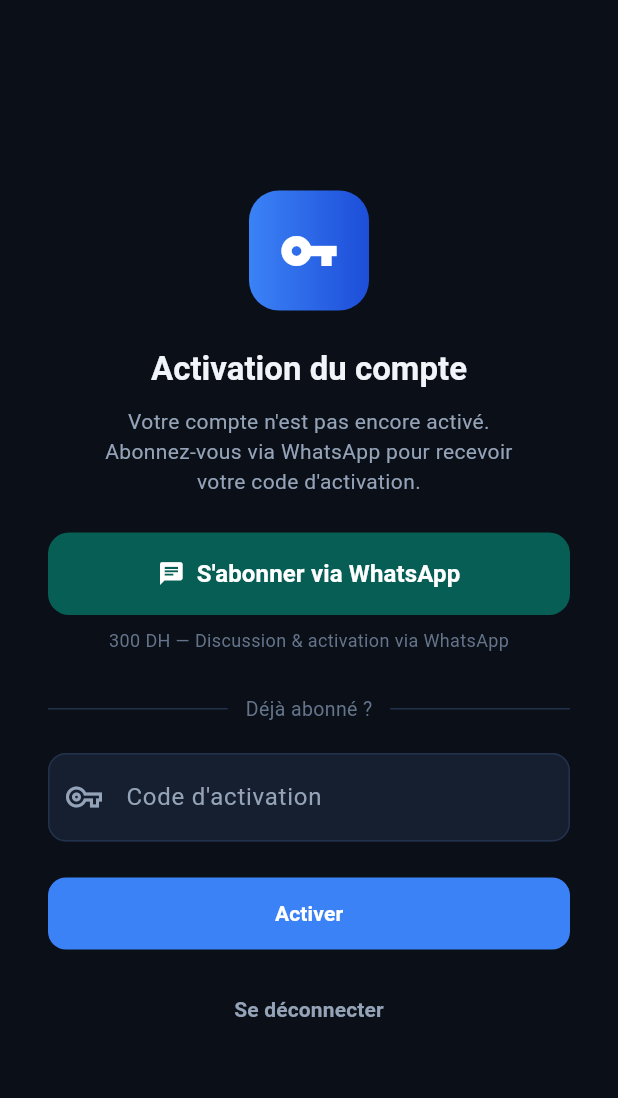
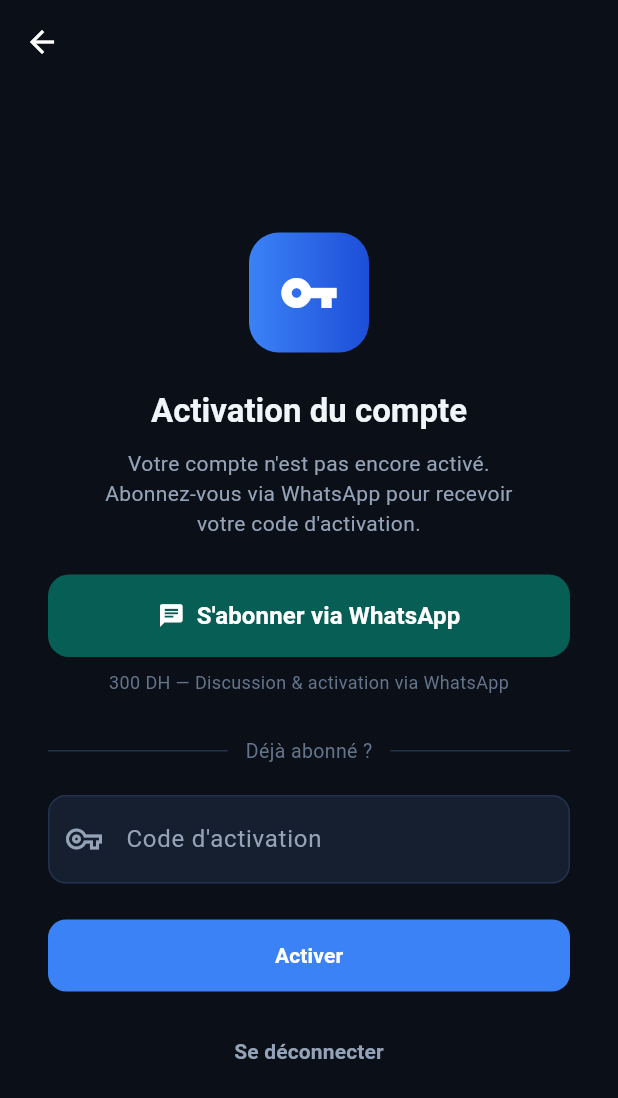
Before and after one commit to Smethodique/webmobil, a Flutter app: the ActivationScreen screen opened directly, on a phone screen of 412 x 824 dp. Shown: the top 1098 px of the screen. Run offline on Flutter 3.47's test engine with Material 3 defaults, Android fonts, the phone set to English and light mode, and no system bars; our stand-ins replace audioplayers, dio, flutter_dotenv, flutter_riverpod, flutter_secure_storage, image_picker and 1 more; missing offline and left inert: dart:html, flutter_math_fork, record; accounts and stored records are empty; network calls fail.

Commit message:
feat: add back button to activation screen

```diff
--- a/frontend/lib/screens/auth/activation_screen.dart
+++ b/frontend/lib/screens/auth/activation_screen.dart
@@ -84,6 +84,14 @@
   @override
   Widget build(BuildContext context) {
     return Scaffold(
+      appBar: AppBar(
+        leading: IconButton(
+          icon: const Icon(Icons.arrow_back),
+          onPressed: () {
+            ref.read(authProvider.notifier).logout();
+          },
+        ),
+      ),
       body: Center(
         child: SingleChildScrollView(
           padding: const EdgeInsets.all(32),
```
